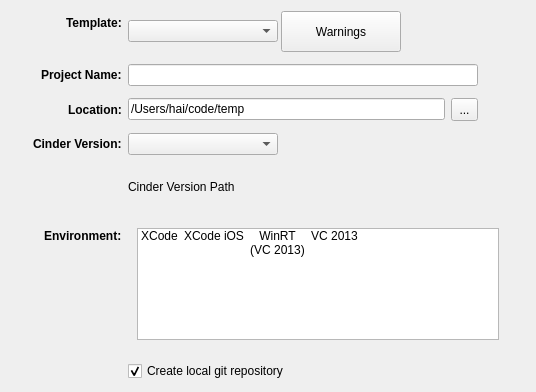
This is ui/WizardPageMain.ui in cinder/TinderBox as Qt 5 draws it before an edit. The edited form follows.
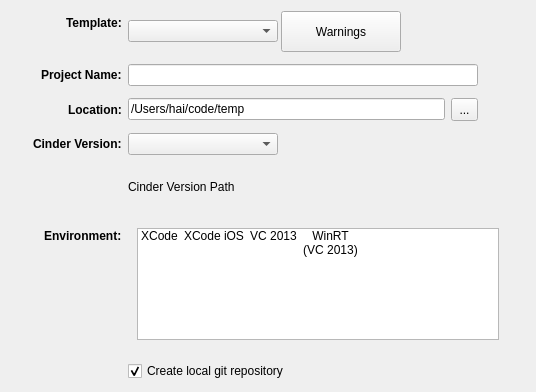
This is the edited form. Icons and pictures are not drawn.

Commit message: Rearranging so WinRT appears after VC2013

Patch:
```diff
--- a/ui/WizardPageMain.ui
+++ b/ui/WizardPageMain.ui
@@ -364,8 +364,7 @@
             </item>
             <item>
              <property name="text">
-              <string>WinRT
-(VC 2013)</string>
+              <string>VC 2013</string>
              </property>
              <property name="icon">
               <iconset>
@@ -376,7 +375,8 @@
             </item>
             <item>
              <property name="text">
-              <string>VC 2013</string>
+              <string>WinRT
+(VC 2013)</string>
              </property>
              <property name="icon">
               <iconset>
```
Left out of the diff: 8 changed lines with no effect on the pictures. The commit also changes 1 other file.
